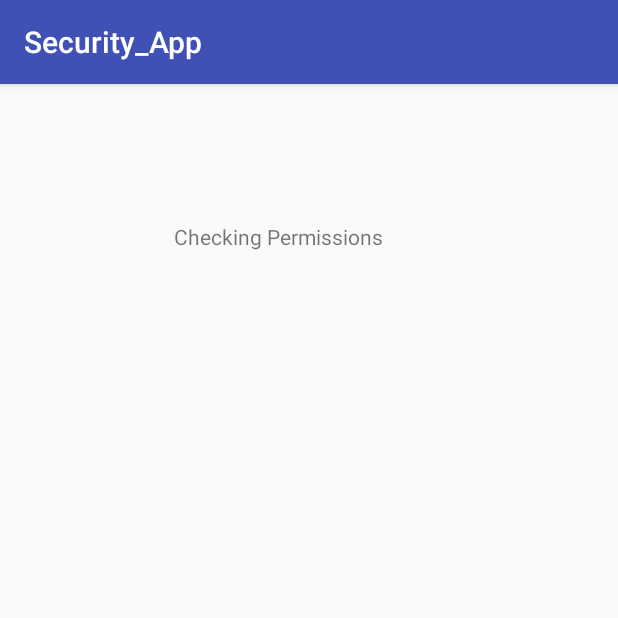
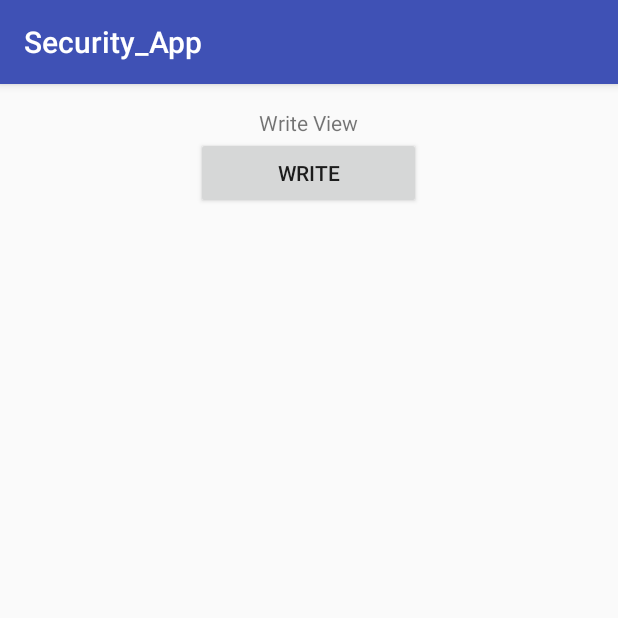
Before and after one commit to NickSkiljan/UrbanSecurity, an Android app: the screen it shows after launch once a user with an empty profile is signed in (LocationActivity before the commit, WriteActivity after it), on a phone screen of 412 x 824 dp, the top half of it. Run offline under Robolectric (Android 15) with nearby library versions, the phone set to English and light mode, and no system bars; our stand-ins replace Firebase (no records; nobody signed in at launch, a user with empty details on screens opened directly).

Commit message:
added write functionality

```diff
--- a/app/app/src/main/AndroidManifest.xml
+++ b/app/app/src/main/AndroidManifest.xml
@@ -17,7 +17,7 @@
                 <!--<category android:name="android.intent.category.LAUNCHER" />-->
             <!--</intent-filter>-->
         </activity>
-
+        <activity android:name=".WriteActivity"/>
         <activity android:name=".SignInActivity">
             <intent-filter>
                 <action android:name="android.intent.action.MAIN" />
--- a/app/app/src/main/java/edu/osu/urban_security/security_app/SignInActivity.java
+++ b/app/app/src/main/java/edu/osu/urban_security/security_app/SignInActivity.java
@@ -133,7 +133,7 @@ public class SignInActivity extends BaseActivity implements View.OnClickListener
 
     private void onAuthSuccess(FirebaseUser user) {
         // Go to MainActivity
-        startActivity(new Intent(SignInActivity.this, LocationActivity.class));
+        startActivity(new Intent(SignInActivity.this, WriteActivity.class));
         finish();
     }
 
--- /dev/null
+++ b/app/app/src/main/java/edu/osu/urban_security/security_app/WriteActivity.java
@@ -0,0 +1,77 @@
+package edu.osu.urban_security.security_app;
+
+import android.os.Bundle;
+import android.view.View;
+import android.widget.Button;
+
+import com.google.firebase.auth.FirebaseAuth;
+import com.google.firebase.database.DatabaseReference;
+import com.google.firebase.database.FirebaseDatabase;
+
+import java.util.Map;
+
+import edu.osu.urban_security.security_app.models.User;
+
+/**
+ * Created by sunnypatel on 3/9/18.
+ */
+
+public class WriteActivity extends BaseActivity implements View.OnClickListener {
+    private static final String TAG = "WriteActivity";
+
+    private DatabaseReference mDatabase;
+    private FirebaseAuth mAuth;
+
+    private Button mWriteButton;
+
+
+    @Override
+    protected void onCreate(Bundle savedInstanceState) {
+        super.onCreate(savedInstanceState);
+        setContentView(R.layout.activity_test_write);
+
+        mDatabase = FirebaseDatabase.getInstance().getReference();
+        mAuth = FirebaseAuth.getInstance();
+
+        // Views
+        mWriteButton = findViewById(R.id.write_button);
+
+        // Click listeners
+        mWriteButton.setOnClickListener(this);
+    }
+
+    private void updateUserInfo(String userId, String name, String phoneNumber, String latitude,
+                                String longitude, String altitude, boolean moving, String address) {
+        // Update user at /users/$userId/*
+//        User user = new User(name, phoneNumber, latitude, longitude, altitude, moving, address);
+
+        mDatabase.child("users").child(userId).child("name").setValue(name);
+        mDatabase.child("users").child(userId).child("phoneNumber").setValue(phoneNumber);
+        mDatabase.child("users").child(userId).child("latitude").setValue(longitude);
+        mDatabase.child("users").child(userId).child("altitude").setValue(altitude);
+        mDatabase.child("users").child(userId).child("moving").setValue(moving);
+        mDatabase.child("users").child(userId).child("address").setValue(address);
+    }
+
+    private void updateUserInfo(String userId, String latitude, String longitude, String altitude,
+                                boolean moving, String address) {
+        // Update user at /users/$userId/*
+//        User user = new User(name, phoneNumber, latitude, longitude, altitude, moving, address);
+
+        mDatabase.child("users").child(userId).child("latitude").setValue(longitude);
+        mDatabase.child("users").child(userId).child("altitude").setValue(altitude);
+        mDatabase.child("users").child(userId).child("moving").setValue(moving);
+        mDatabase.child("users").child(userId).child("address").setValue(address);
+    }
+
+    @Override
+    public void onClick(View v) {
+        int i = v.getId();
+        if (i == R.id.write_button) {
+            updateUserInfo(mAuth.getCurrentUser().getUid(), "test_latitude",
+                    "test_longitude", "test_altitude", true,
+                    "test_address"
+            );
+        }
+    }
+}
--- /dev/null
+++ b/app/app/src/main/res/layout/activity_test_write.xml
@@ -0,0 +1,41 @@
+<?xml version="1.0" encoding="utf-8"?>
+<RelativeLayout xmlns:android="http://schemas.android.com/apk/res/android"
+    xmlns:tools="http://schemas.android.com/tools"
+    android:layout_width="match_parent"
+    android:layout_height="match_parent"
+    android:paddingBottom="@dimen/activity_vertical_margin"
+    android:paddingLeft="@dimen/activity_horizontal_margin"
+    android:paddingRight="@dimen/activity_horizontal_margin"
+    android:paddingTop="@dimen/activity_vertical_margin"
+    tools:context="edu.osu.urban_security.security_app.WriteActivity">
+
+    <LinearLayout
+        android:id="@+id/layout_write_title"
+        android:layout_width="wrap_content"
+        android:layout_height="wrap_content"
+        android:layout_centerHorizontal="true"
+        android:orientation="horizontal">
+        <TextView
+            android:layout_width="wrap_content"
+            android:layout_height="wrap_content"
+            android:text="Write View"/>
+    </LinearLayout>
+
+    <LinearLayout
+        android:id="@+id/layout_write_button"
+        android:layout_width="wrap_content"
+        android:layout_height="wrap_content"
+        android:layout_below="@+id/layout_write_title"
+        android:layout_centerHorizontal="true"
+        android:orientation="horizontal">
+
+        <Button
+            android:id="@+id/write_button"
+            android:layout_width="150dp"
+            android:layout_height="wrap_content"
+            android:text="Write" />
+
+    </LinearLayout>
+
+
+</RelativeLayout>
```
Also changed, not shown: app/app/src/main/java/edu/osu/urban_security/security_app/models/User.java (+14 -3 lines).
